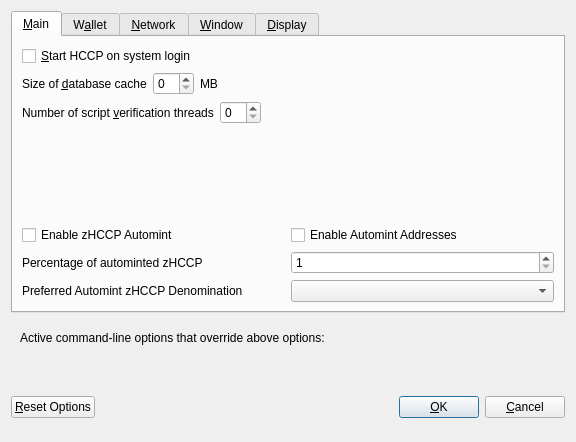
Above: src/qt/forms/optionsdialog.ui from KingricharVD/NestEGG before the change. Below: the same form after it.
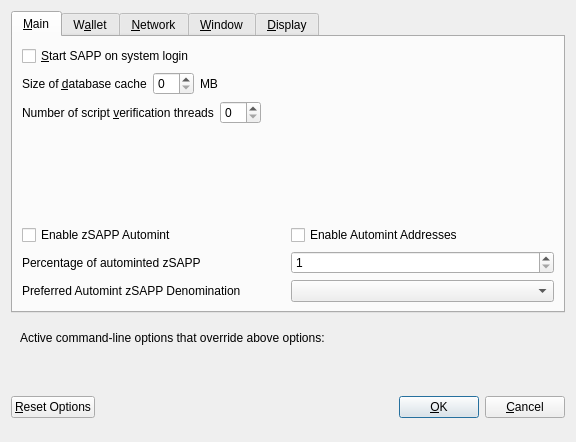
That is the form after the change. Custom widgets are drawn as their Qt base class.

What changed in the file:
```diff
--- a/src/qt/forms/optionsdialog.ui
+++ b/src/qt/forms/optionsdialog.ui
@@ -33,7 +33,7 @@
           <string>Automatically start HCCP after logging in to the system.</string>
          </property>
          <property name="text">
-          <string>&amp;Start HCCP on system login</string>
+          <string>&amp;Start SAPP on system login</string>
          </property>
         </widget>
        </item>
@@ -147,7 +147,7 @@
                <enum>Qt::LeftToRight</enum>
               </property>
               <property name="text">
-               <string>Enable zHCCP Automint</string>
+               <string>Enable zSAPP Automint</string>
               </property>
              </widget>
             </item>
@@ -174,7 +174,7 @@
                <string>Percentage of incoming HCCP which get automatically converted to zHCCP via Zerocoin Protocol (min: 10%)</string>
               </property>
               <property name="text">
-               <string>Percentage of autominted zHCCP</string>
+               <string>Percentage of autominted zSAPP</string>
               </property>
              </widget>
             </item>
@@ -207,7 +207,7 @@
                <string>Wait with automatic conversion to Zerocoin until enough HCCP for this denomination is available</string>
               </property>
               <property name="text">
-               <string>Preferred Automint zHCCP Denomination</string>
+               <string>Preferred Automint zSAPP Denomination</string>
               </property>
              </widget>
             </item>
```
Left out of the diff: 18 changed lines with no effect on the pictures.
